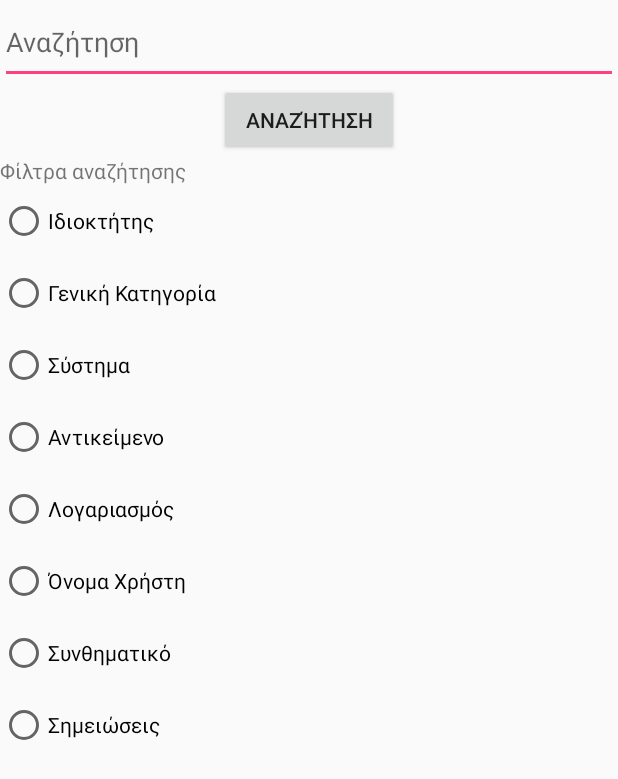
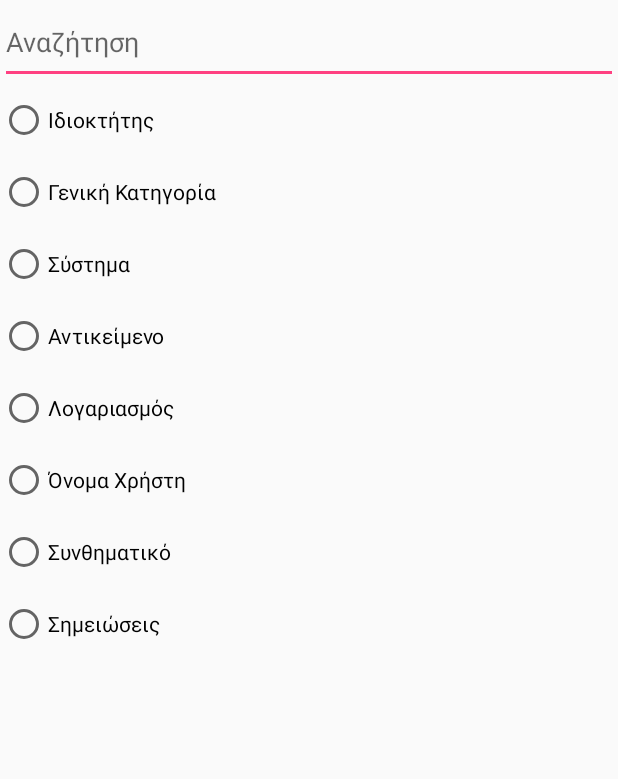
Before and after one commit to Programming-of-Mobile-Devices/Password-Manager-Android, an Android app: the layout search_lay.xml on its own in the app's theme, with its tools: preview values and no code run, on a phone screen of 412 x 824 dp. Shown: the top 779 px of the screen. Run offline under Robolectric (Android 15) with nearby library versions, the phone set to English and light mode, and no system bars.

Commit message:
filter search

```diff
--- a/Safe/app/src/main/res/layout/search_lay.xml
+++ b/Safe/app/src/main/res/layout/search_lay.xml
@@ -13,22 +13,10 @@
         android:layout_height="56dp"
         android:hint="Αναζήτηση" />
 
-    <Button
-        android:id="@+id/search_button"
-        android:layout_width="120dp"
-        android:layout_height="wrap_content"
-        android:text="Αναζήτηση" />
-
     <RadioGroup
         android:id="@+id/filters_view"
         android:layout_width="match_parent"
         android:layout_height="match_parent">
-
-        <TextView
-            android:id="@+id/textView"
-            android:layout_width="match_parent"
-            android:layout_height="wrap_content"
-            android:text="Φίλτρα αναζήτησης" />
 
         <RadioButton
             android:id="@+id/RBtnOwner"
```
Also changed, not shown: Safe/app/src/main/java/org/gmele/android/safe/MainActivity.java (+13 -5 lines).
